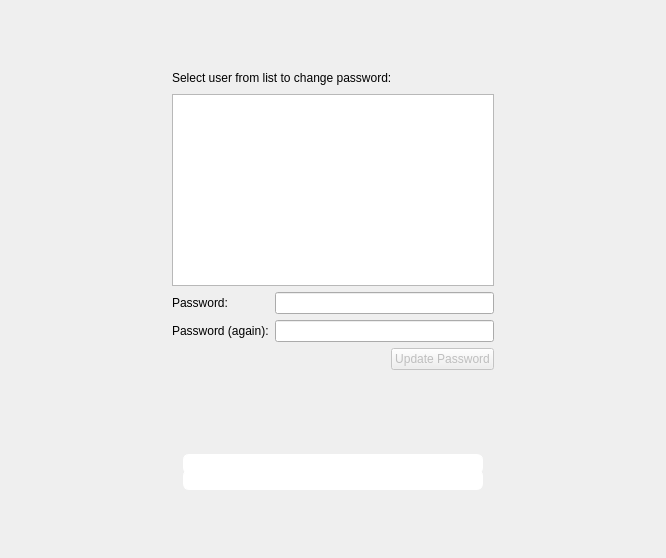
First picture: the form in yali4/gui/Ui/rescuepasswordwidget.ui, repository dadas45li/yali, before the edit.
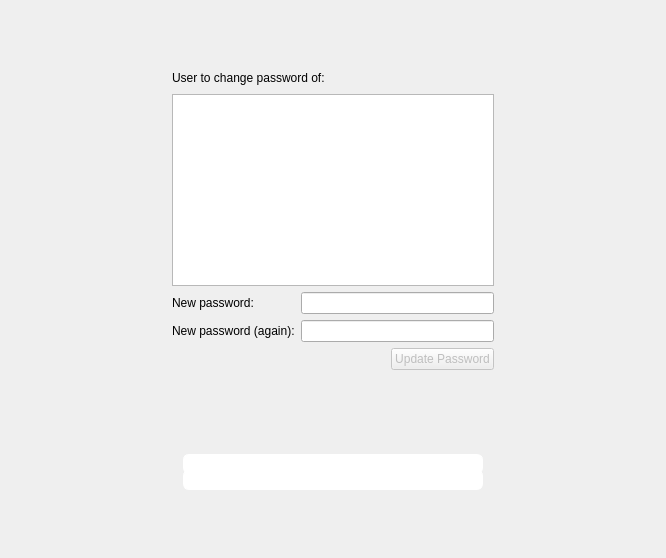
Second picture: the form after the edit.

Diff of the .ui file:
```diff
--- a/yali4/gui/Ui/rescuepasswordwidget.ui
+++ b/yali4/gui/Ui/rescuepasswordwidget.ui
@@ -55,7 +55,7 @@
       <string notr="true"/>
      </property>
      <property name="text">
-      <string>Select user from list to change password:</string>
+      <string>User to change password of:</string>
      </property>
      <property name="wordWrap">
       <bool>false</bool>
@@ -86,7 +86,7 @@
      <item row="0" column="0">
       <widget class="QLabel" name="textLabel1_2">
        <property name="text">
-        <string>Password:</string>
+        <string>New password:</string>
        </property>
        <property name="wordWrap">
         <bool>false</bool>
@@ -103,7 +103,7 @@
      <item row="1" column="0">
       <widget class="QLabel" name="textLabel1">
        <property name="text">
-        <string>Password (again):</string>
+        <string>New password (again):</string>
        </property>
        <property name="wordWrap">
         <bool>false</bool>
```
